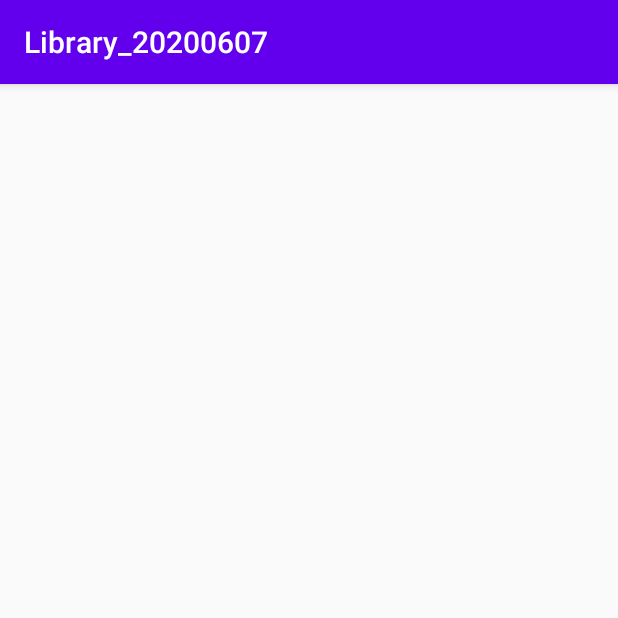
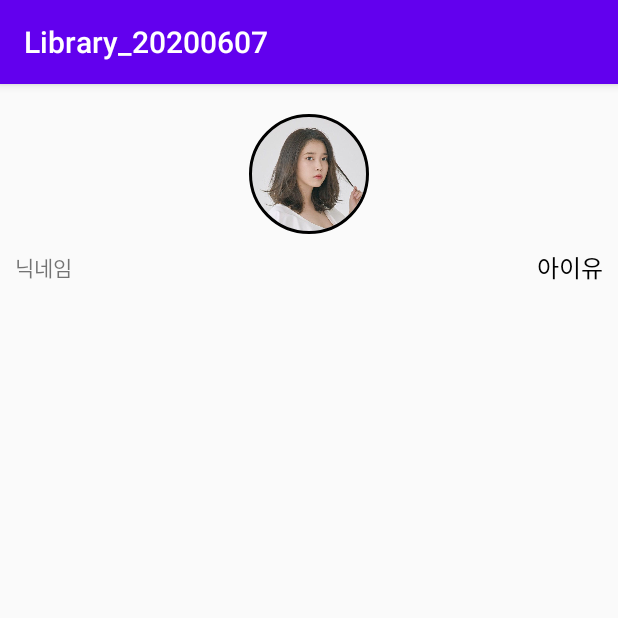
Before and after one commit to nagasee0526/Library_20200607, an Android app: the screen it shows after launch (MainActivity), on a phone screen of 412 x 824 dp, the top half of it. Run offline under Robolectric (Android 15) with nearby library versions, the phone set to English and light mode, and no system bars; our stand-ins replace CircleImageView.

Commit message:
서클이미지뷰 라이브러리

```diff
--- a/app/build.gradle
+++ b/app/build.gradle
@@ -30,6 +30,7 @@ dependencies {
     implementation "org.jetbrains.kotlin:kotlin-stdlib-jdk7:$kotlin_version"
     implementation 'androidx.appcompat:appcompat:1.1.0'
     implementation 'androidx.core:core-ktx:1.3.0'
+    implementation 'de.hdodenhof:circleimageview:3.1.0'
     implementation 'androidx.constraintlayout:constraintlayout:1.1.3'
     testImplementation 'junit:junit:4.12'
     androidTestImplementation 'androidx.test.ext:junit:1.1.1'
--- a/app/src/main/res/layout/activity_main.xml
+++ b/app/src/main/res/layout/activity_main.xml
@@ -4,7 +4,48 @@
     xmlns:tools="http://schemas.android.com/tools"
     android:layout_width="match_parent"
     android:layout_height="match_parent"
+    android:padding="10dp"
+    android:orientation="vertical"
     tools:context=".MainActivity">
 
+    <LinearLayout
+        android:layout_width="match_parent"
+        android:layout_height="wrap_content"
+        android:orientation="vertical"
+        android:gravity="center"
+        android:padding="10dp">
 
+        <de.hdodenhof.circleimageview.CircleImageView
+            android:layout_width="80dp"
+            android:layout_height="80dp"
+            android:src="@drawable/iu_pic"
+            app:civ_border_width="2dp"
+            app:civ_border_color="@color/color_black"/>
+
+    </LinearLayout>
+
+    <LinearLayout
+        android:layout_width="match_parent"
+        android:layout_height="wrap_content"
+        android:orientation="horizontal"
+        android:gravity="center_vertical">
+
+        <TextView
+            android:layout_width="wrap_content"
+            android:layout_height="wrap_content"
+            android:text="닉네임" />
+
+        <TextView
+            android:layout_width="0dp"
+            android:layout_height="wrap_content"
+            android:layout_weight="1" />
+
+        <TextView
+            android:layout_width="wrap_content"
+            android:layout_height="wrap_content"
+            android:textSize="16sp"
+            android:textColor="@color/color_black"
+            android:text="아이유"/>
+
+    </LinearLayout>
 </LinearLayout>
--- a/app/src/main/res/values/colors.xml
+++ b/app/src/main/res/values/colors.xml
@@ -3,4 +3,6 @@
     <color name="colorPrimary">#6200EE</color>
     <color name="colorPrimaryDark">#3700B3</color>
     <color name="colorAccent">#03DAC5</color>
+
+    <color name="color_black">#000000</color>
 </resources>
```
Also changed, not shown: app/src/main/res/drawable/iu_pic.jpg (added).
